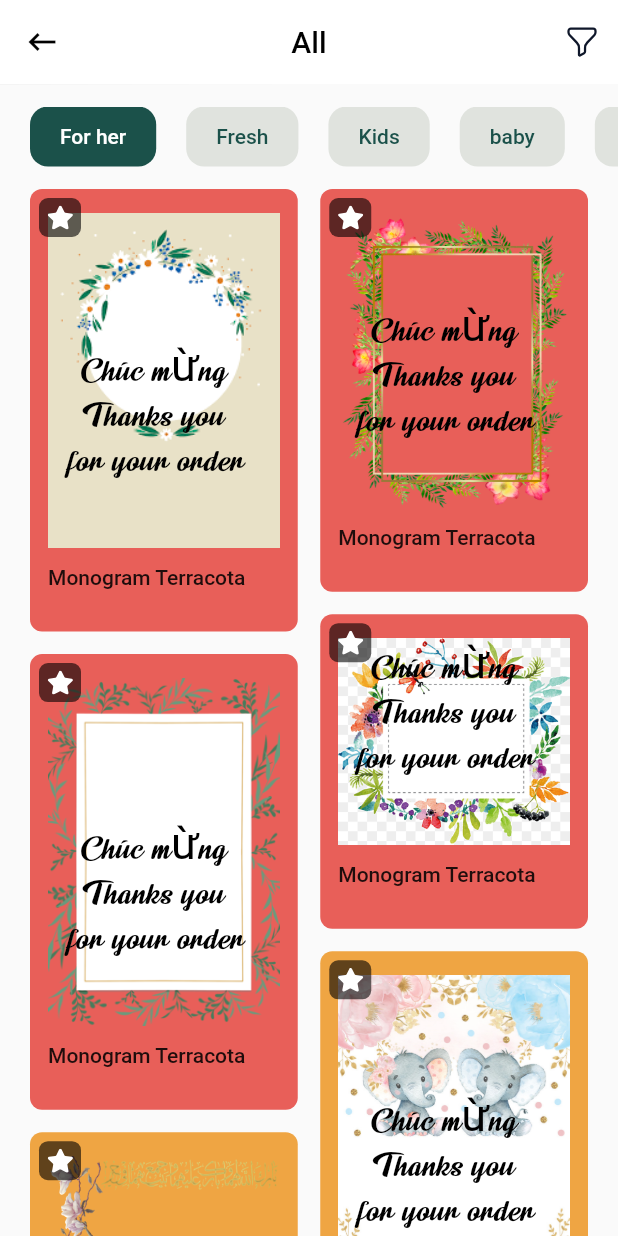
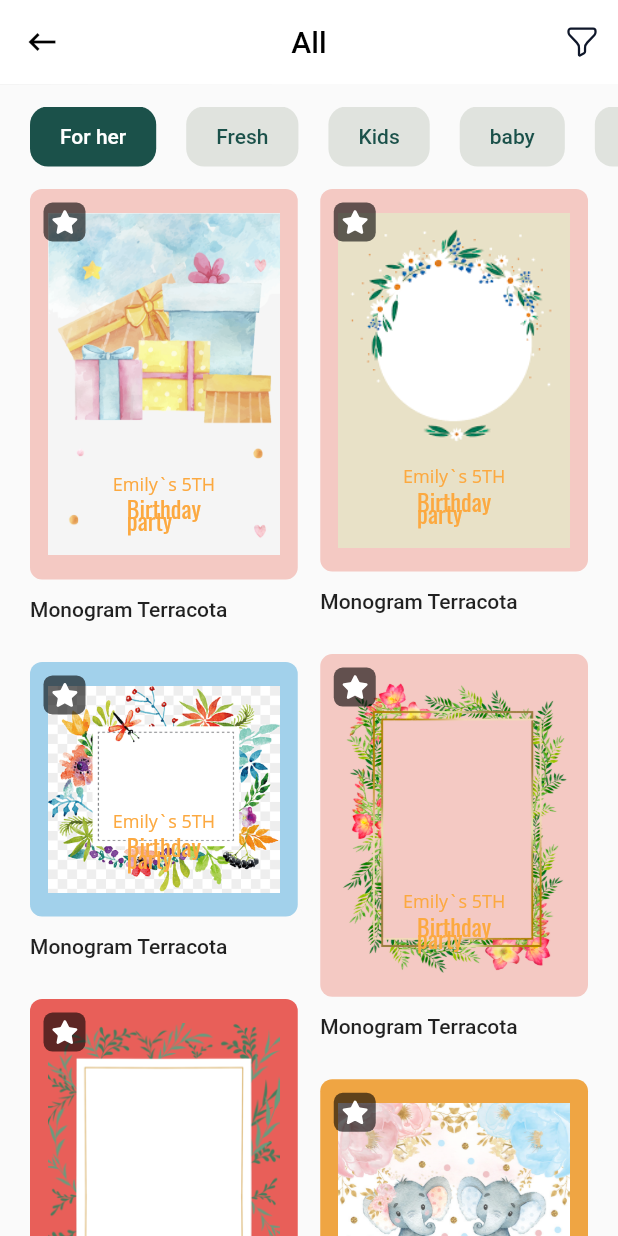
Before and after one commit to nghia5899/ai-card, a Flutter app: the HomeDetailPage screen opened by its route, on a phone screen of 412 x 824 dp. Run offline on Flutter 3.47's test engine with Material 2 defaults, Android fonts, the phone set to English and light mode, and no system bars; our stand-ins replace bot_toast, carousel_slider, dio, dropdown_button2, extended_image, flutter_screenutil and 12 more; missing offline and left inert: dart:ffi, flutter_web_auth_2, image_editor, image_size_getter, text_editor; accounts and stored records are empty; network calls fail; Roboto replaces fonts that are missing (SF Pro Display).

Commit message:
update image template

```diff
--- a/lib/config/lang/en_us.dart
+++ b/lib/config/lang/en_us.dart
@@ -15,5 +15,8 @@ class English {
     'save': 'SAVE',
     'front': 'Front',
     'next': 'NEXT',
+    'Không tìm thấy nội dung gợi ý': 'No suggested content found',
+    'Không được để trống': 'Can\'t be left blank',
+    'Bạn phải nhập ít nhất 3 ký tự để tìm kiếm': 'You must enter at least 3 characters to search',
   };
 }
--- a/lib/models/models/template/template_model.dart
+++ b/lib/models/models/template/template_model.dart
@@ -67,10 +67,10 @@ class ColorTemplate {
 
   static final c1 = Color(int.parse('0xffE85F59'));
   static final c2 = Color(int.parse('0xffEFA543'));
-  static final c3 = Color(int.parse('0xffF5C3CB'));
+  static final c3 = Color(int.parse('0xffF4C9C3'));
   static final c4 = Color(int.parse('0xffF7DC8B'));
   static final c5 = Color(int.parse('0xff73CF9A'));
-  static final c6 = Color(int.parse('0xff9FCBF6'));
+  static final c6 = Color(int.parse('0xffA2D1EB'));
   static final c7 = Color(int.parse('0xff3571E3'));
   static final c8 = Color(int.parse('0xff8080EA'));
   static final c9 = Color(int.parse('0xff1F262C'));
--- a/lib/pages/generate_content/generate_content_controller.dart
+++ b/lib/pages/generate_content/generate_content_controller.dart
@@ -113,9 +113,10 @@ class GenerateContentController extends GetxController{
     else {
       selectedIndex.value = index;
     }
+    List<String> _keywordSuggest = [...keywordSuggest.value];
     if(!empty(words)){
       message.value = '';
-      textController.text = keywordSuggest.value[index];
+      textController.text = _keywordSuggest[index];
       generateContent.value = textController.text;
     }
     selectedIndex.refresh();
--- a/lib/pages/home/detail/controller.dart
+++ b/lib/pages/home/detail/controller.dart
@@ -23,23 +23,27 @@ class HomeDetailController extends GetxController{
 
   List<String> _bookMark = [];
   List<TextInfo> listText = [
+    // TextInfo(
+    //   text: 'Chúc mừng',
+    //   positionTop: 150,
+    //   textStyle: const TextStyle(color: Colors.black,fontSize: 30,fontFamily: 'LemonJelly',),
+    //   positionLeft: Get.width/3,
+    //   fontSize: 54
+    // ),
     TextInfo(
-      text: 'Chúc mừng',
-      positionTop: 150,
-      textStyle: const TextStyle(color: Colors.black,fontSize: 30,fontFamily: 'LemonJelly',),
-      positionLeft: Get.width/2.5
+      text: 'Emily`s 5TH',
+      positionTop: 333,
+      positionLeft: 109,
+      textStyle: const TextStyle(color:Color(0xffFCA940),fontSize: 12,fontFamily: 'OpenSans',),
+      fontSize: 24
+
     ),
     TextInfo(
-      text: 'Thanks you',
-        positionTop: 200,
-        positionLeft: Get.width/2.5,
-      textStyle: const TextStyle(color: Colors.black,fontSize: 30,fontFamily: 'LemonJelly',),
-    ),
-    TextInfo(
-      text: 'for your order',
-        positionTop: 250,
-        positionLeft: Get.width/2.5,
-        textStyle: const TextStyle(color: Colors.black,fontSize: 30,fontFamily: 'LemonJelly',),
+      text: 'Birthday\nparty',
+      positionTop: 374,
+      positionLeft: 99,
+      textStyle: const TextStyle(color: Color(0xffFCA940),fontSize: 16,fontFamily: 'Oswald',height: 0.5),
+      fontSize: 44
     ),
   ];
 
--- a/lib/pages/home/detail/page.dart
+++ b/lib/pages/home/detail/page.dart
@@ -142,7 +142,7 @@ class _HomeDetailPageState extends State<HomeDetailPage> {
                             List<TextInfo> clone = [];
                             for (int i = 0; i < controller.listText.length; i++) {
                               TextInfo item = controller.listText[i];
-                              clone.add(controller.listText[i].copyWith(textStyle: null, color: item.textStyle?.color, fontSize: item.textStyle?.fontSize, fontFamily: item.textStyle?.fontFamily, fontWeight: item.textStyle?.fontWeight));
+                              clone.add(controller.listText[i].copyWith(textStyle: null, color: item.textStyle?.color, fontSize: item.fontSize, fontFamily: item.textStyle?.fontFamily, fontWeight: item.textStyle?.fontWeight));
                             }
                             disableLoading();
                             Get.toNamed(
@@ -154,8 +154,11 @@ class _HomeDetailPageState extends State<HomeDetailPage> {
                             );
                           },
                           child: IntrinsicWidth(
-                            child: Stack(
-                              alignment: Alignment.topLeft,
+                            child: Column(
+                              crossAxisAlignment: CrossAxisAlignment.start,
+                              children: [
+                                Stack(
+                                  alignment: Alignment.bottomCenter,
                                   children: [
                                     Container(
                                       padding: const EdgeInsets.symmetric(vertical: 16, horizontal: 12),
@@ -168,17 +171,14 @@ class _HomeDetailPageState extends State<HomeDetailPage> {
                                         // crossAxisAlignment: CrossAxisAlignment.start,
                                         children: <Widget>[
                                           if (!empty(item.image)) Image.asset(item.image??'', fit: BoxFit.cover),
-                                      Padding(
-                                        padding: const EdgeInsets.symmetric(vertical: 12),
-                                        child: Text(
-                                          '${item.title}',
-                                          style: const TextStyle(fontSize: 14, fontWeight: FontWeight.w500),
-                                        ),
-                                      ),
+
                                         ],
                                       ),
                                     ),
-                                InkWell(
+                                    Positioned(
+                                      top: 3,
+                                      left: 3,
+                                      child: InkWell(
                                         onTap: () async {
                                           await controller.bookMark(item.code??'', reLoad: true);
                                         },
@@ -195,18 +195,28 @@ class _HomeDetailPageState extends State<HomeDetailPage> {
                                           ),
                                         ),
                                       ),
+                                    ),
                                     Positioned(
-                                  bottom: 100,
-                                  left: 25,
+                                      bottom: 30,
                                       child: Column(
                                         mainAxisSize: MainAxisSize.max,
+                                        mainAxisAlignment: MainAxisAlignment.spaceBetween,
                                         children: controller.listText
                                             .map<Widget>(
-                                          (e) => ImageText(textInfo: e),
+                                              (e) => ImageText(textInfo: e).paddingOnly(top: 10),
                                             )
                                             .toList(),
                                       ),
                                     )
+                                  ],
+                                ),
+                                Padding(
+                                  padding: const EdgeInsets.symmetric(vertical: 12),
+                                  child: Text(
+                                    '${item.title}',
+                                    style: const TextStyle(fontSize: 14, fontWeight: FontWeight.w500),
+                                  ),
+                                ),
                               ],
                             ),
                           ));
--- a/lib/service/template/template_service.dart
+++ b/lib/service/template/template_service.dart
@@ -5,13 +5,21 @@ class TemplateService {
       TemplateModel().formListJson(_templates);
   static final List<Map<String, dynamic>> _templates = [
     {
+      "code": "0",
+      "title": "Monogram Terracota",
+      "type": "Fresh",
+      "image": "assets/images/template/img_birthday.png",
+      "category": "birthday",
+      "orientation": OrientationTemp.vertical,
+      "color": HashColor.c3,
+    },{
       "code": "1",
       "title": "Monogram Terracota",
       "type": "Fresh",
       "image": "assets/images/template/img_t1.png",
       "category": "birthday",
       "orientation": OrientationTemp.vertical,
-      "color": HashColor.c1,
+      "color": HashColor.c3,
     },
     {
       "code": "2",
@@ -20,7 +28,7 @@ class TemplateService {
       "image": "assets/images/template/img_t2.png",
       "category": "birthday",
       "orientation": OrientationTemp.vertical,
-      "color": HashColor.c1,
+      "color": HashColor.c3,
     },
     {
       "code": "3",
@@ -29,7 +37,7 @@ class TemplateService {
       "image": "assets/images/template/img_t3.png",
       "category": "birthday",
       "orientation": OrientationTemp.vertical,
-      "color": HashColor.c1,
+      "color": HashColor.c6,
     },
     {
       "code": "4",
```
Also changed, not shown: assets/images/template/img_birthday.png. Lines whose indentation alone changed are shown as unchanged.
